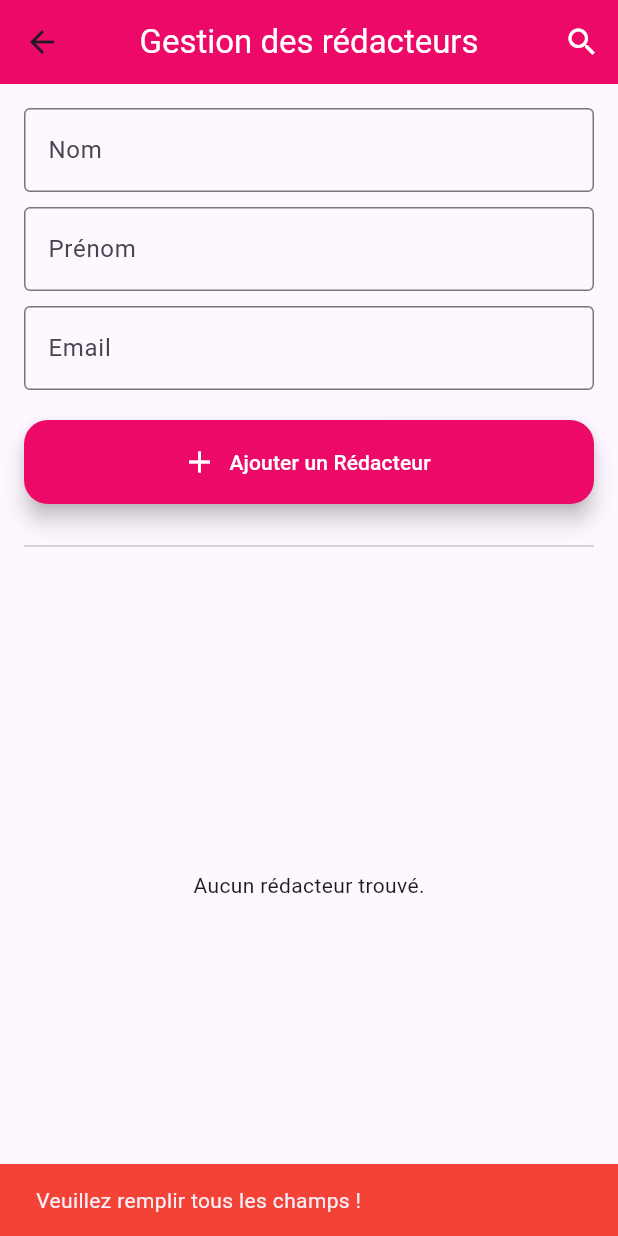
After one commit to Gabriela266-ux/Magazine-Info, a Flutter app: the PageGestionRedacteurs screen opened directly, after a tap on "Ajouter un Rédacteur", on a phone screen of 412 x 824 dp. The commit adds this screen. Run offline on Flutter 3.47's test engine with Material 3 defaults, Android fonts, the phone set to English and light mode, and no system bars; our stand-ins replace sqflite; accounts and stored records are empty.

Commit message:
Mise à jour de la page de gestion des rédacteurs avec la validation des champs.

```diff
--- /dev/null
+++ b/lib/Modele/redacteur.dart
@@ -0,0 +1,35 @@
+class Redacteur {
+  // Les attributs du modèle Redacteur
+  // 'id' est optionnel car il est auto-incrémenté par la base de données
+  int? id;
+  String nom;
+  String prenom;
+  String email;
+
+  // Constructeur principal pour un rédacteur existant (avec un ID)
+  Redacteur({
+    this.id,
+    required this.nom,
+    required this.prenom,
+    required this.email,
+  });
+
+  // Constructeur pour un nouveau rédacteur (sans ID)
+  // Le 'id' sera généré par la base de données lors de l'insertion
+  Redacteur.sansId({
+    required this.nom,
+    required this.prenom,
+    required this.email,
+  });
+
+  // Méthode pour convertir un objet Redacteur en un Map
+  // Utile pour l'insertion dans la base de données
+  Map<String, dynamic> toMap() {
+    return {
+      'id': id,
+      'nom': nom,
+      'prenom': prenom,
+      'email': email,
+    };
+  }
+}
--- /dev/null
+++ b/lib/database_manager.dart
@@ -0,0 +1,111 @@
+import 'package:path/path.dart';
+import 'package:sqflite/sqflite.dart';
+import 'Modele/redacteur.dart'; // Importe la classe Redacteur que nous avons créée
+
+class DatabaseManager {
+  // Crée un constructeur privé pour s'assurer qu'il n'y a qu'une seule instance de cette classe
+  DatabaseManager._();
+
+  // Crée une instance unique (singleton) de la classe DatabaseManager
+  static final DatabaseManager instance = DatabaseManager._();
+
+  // Variable pour stocker l'objet de la base de données
+  static Database? _database;
+
+  // Méthode pour obtenir la base de données
+  Future<Database> get database async {
+    // Si la base de données existe déjà, la retourne
+    if (_database != null) {
+      return _database!;
+    }
+    // Sinon, l'initialise et la retourne
+    _database = await _initDB('redacteurs_db.db');
+    return _database!;
+  }
+
+  // Méthode pour initialiser la base de données
+  Future<Database> _initDB(String filePath) async {
+    // Obtient le chemin du document de la base de données
+    final dbPath = await getDatabasesPath();
+    final path = join(dbPath, filePath);
+
+    // Ouvre la base de données et crée la table 'redacteurs'
+    return await openDatabase(path, version: 1, onCreate: _createDB);
+  }
+
+  // Méthode pour créer la table de la base de données
+  Future _createDB(Database db, int version) async {
+    const idType = 'INTEGER PRIMARY KEY AUTOINCREMENT';
+    const textType = 'TEXT NOT NULL';
+
+    await db.execute('''
+      CREATE TABLE redacteurs(
+        id $idType,
+        nom $textType,
+        prenom $textType,
+        email $textType
+      )
+    ''');
+  }
+
+  // Méthode pour insérer un nouveau rédacteur dans la base de données
+  Future<int> insertRedacteur(Redacteur redacteur) async {
+    final db = await instance.database;
+    return await db.insert('redacteurs', redacteur.toMap());
+  }
+
+  // Méthode pour obtenir tous les rédacteurs de la base de données
+  Future<List<Redacteur>> getAllRedacteurs() async {
+    final db = await instance.database;
+    final List<Map<String, dynamic>> maps = await db.query('redacteurs');
+
+    return List.generate(maps.length, (i) {
+      return Redacteur(
+        id: maps[i]['id'],
+        nom: maps[i]['nom'],
+        prenom: maps[i]['prenom'],
+        email: maps[i]['email'],
+      );
+    });
+  }
+
+  // Méthode pour rechercher des rédacteurs par nom, prénom ou email
+  Future<List<Redacteur>> searchRedacteurs(String query) async {
+    final db = await instance.database;
+    final List<Map<String, dynamic>> maps = await db.query(
+      'redacteurs',
+      where: 'nom LIKE ? OR prenom LIKE ? OR email LIKE ?',
+      whereArgs: ['%$query%', '%$query%', '%$query%'],
+    );
+
+    return List.generate(maps.length, (i) {
+      return Redacteur(
+        id: maps[i]['id'],
+        nom: maps[i]['nom'],
+        prenom: maps[i]['prenom'],
+        email: maps[i]['email'],
+      );
+    });
+  }
+
+  // Méthode pour mettre à jour un rédacteur existant
+  Future<int> updateRedacteur(Redacteur redacteur) async {
+    final db = await instance.database;
+    return await db.update(
+      'redacteurs',
+      redacteur.toMap(),
+      where: 'id = ?',
+      whereArgs: [redacteur.id],
+    );
+  }
+
+  // Méthode pour supprimer un rédacteur
+  Future<int> deleteRedacteur(int id) async {
+    final db = await instance.database;
+    return await db.delete(
+      'redacteurs',
+      where: 'id = ?',
+      whereArgs: [id],
+    );
+  }
+}
--- /dev/null
+++ b/lib/gestion_redacteurs.dart
@@ -0,0 +1,287 @@
+import 'package:flutter/material.dart';
+import 'database_manager.dart';
+import 'Modele/redacteur.dart';
+
+class PageGestionRedacteurs extends StatefulWidget {
+  const PageGestionRedacteurs({super.key});
+
+  @override
+  State<PageGestionRedacteurs> createState() => _PageGestionRedacteursState();
+}
+
+class _PageGestionRedacteursState extends State<PageGestionRedacteurs> {
+  // Liste pour stocker les rédacteurs
+  late Future<List<Redacteur>> _redacteursFuture;
+
+  // Contrôleurs pour les champs de texte
+  final _nomController = TextEditingController();
+  final _prenomController = TextEditingController();
+  final _emailController = TextEditingController();
+  final _searchController = TextEditingController();
+
+  // Cette fonction est appelée pour recharger la liste des rédacteurs
+  void refreshRedacteurs({String? query}) {
+    setState(() {
+      if (query != null && query.isNotEmpty) {
+        // Appelle la méthode de recherche dans DatabaseManager
+        _redacteursFuture = DatabaseManager.instance.searchRedacteurs(query);
+      } else {
+        _redacteursFuture = DatabaseManager.instance.getAllRedacteurs();
+      }
+    });
+  }
+
+  // Fonction pour ajouter un nouveau rédacteur
+  Future<void> _addRedacteur() async {
+    // Vérification des champs de texte
+    if (_nomController.text.isEmpty || _prenomController.text.isEmpty || _emailController.text.isEmpty) {
+      // Afficher un message d'erreur à l'utilisateur
+      ScaffoldMessenger.of(context).showSnackBar(
+        const SnackBar(
+          content: Text('Veuillez remplir tous les champs !'),
+          backgroundColor: Colors.red,
+        ),
+      );
+      return; // Sort de la fonction si les champs sont vides
+    }
+
+    final newRedacteur = Redacteur(
+      nom: _nomController.text,
+      prenom: _prenomController.text,
+      email: _emailController.text,
+    );
+    await DatabaseManager.instance.insertRedacteur(newRedacteur);
+    _nomController.clear();
+    _prenomController.clear();
+    _emailController.clear();
+    refreshRedacteurs();
+  }
+
+  // Fonction pour modifier un rédacteur
+  Future<void> _editRedacteur(Redacteur redacteur) async {
+    final nomController = TextEditingController(text: redacteur.nom);
+    final prenomController = TextEditingController(text: redacteur.prenom);
+    final emailController = TextEditingController(text: redacteur.email);
+
+    return showDialog<void>(
+      context: context,
+      barrierDismissible: false,
+      builder: (BuildContext dialogContext) {
+        return AlertDialog(
+          title: const Text('Modifier le rédacteur'),
+          content: SingleChildScrollView(
+            child: ListBody(
+              children: <Widget>[
+                TextField(
+                  controller: nomController,
+                  decoration: const InputDecoration(labelText: 'Nom'),
+                ),
+                TextField(
+                  controller: prenomController,
+                  decoration: const InputDecoration(labelText: 'Prénom'),
+                ),
+                TextField(
+                  controller: emailController,
+                  decoration: const InputDecoration(labelText: 'Email'),
+                ),
+              ],
+            ),
+          ),
+          actions: <Widget>[
+            TextButton(
+              child: const Text('Annuler'),
+              onPressed: () {
+                Navigator.of(dialogContext).pop();
+              },
+            ),
+            TextButton(
+              child: const Text('Enregistrer'),
+              onPressed: () async {
+                final updatedRedacteur = Redacteur(
+                  id: redacteur.id,
+                  nom: nomController.text,
+                  prenom: prenomController.text,
+                  email: emailController.text,
+                );
+                await DatabaseManager.instance.updateRedacteur(updatedRedacteur);
+                if (!mounted) return;
+                Navigator.of(dialogContext).pop();
+                refreshRedacteurs();
+              },
+            ),
+          ],
+        );
+      },
+    );
+  }
+
+  // Affiche une boîte de dialogue de confirmation pour la suppression
+  Future<void> _showDeleteConfirmationDialog(int id) async {
+    return showDialog<void>(
+      context: context,
+      barrierDismissible: false,
+      builder: (BuildContext dialogContext) {
+        return AlertDialog(
+          title: const Text('Confirmation de suppression'),
+          content: const Text('Êtes-vous sûr de vouloir supprimer ce rédacteur ?'),
+          actions: <Widget>[
+            TextButton(
+              child: const Text('Annuler'),
+              onPressed: () {
+                Navigator.of(dialogContext).pop();
+              },
+            ),
+            TextButton(
+              child: const Text('Confirmer'),
+              onPressed: () async {
+                await DatabaseManager.instance.deleteRedacteur(id);
+                if (!mounted) return;
+                Navigator.of(dialogContext).pop();
+                refreshRedacteurs();
+              },
+            ),
+          ],
+        );
+      },
+    );
+  }
+
+  @override
+  void initState() {
+    super.initState();
+    _redacteursFuture = DatabaseManager.instance.getAllRedacteurs();
+    _searchController.addListener(() {
+      refreshRedacteurs(query: _searchController.text);
+    });
+  }
+
+  @override
+  void dispose() {
+    _searchController.dispose();
+    super.dispose();
+  }
+
+  @override
+  Widget build(BuildContext context) {
+    return Scaffold(
+      appBar: AppBar(
+        title: _searchController.text.isEmpty
+            ? const Text('Gestion des rédacteurs',
+            style: TextStyle(color: Colors.white),)
+            : TextField(
+                controller: _searchController,
+                decoration: InputDecoration(
+                  hintText: 'Rechercher...',
+                  hintStyle: const TextStyle(color: Colors.white70),
+                  border: InputBorder.none,
+                ),
+                style: const TextStyle(color: Colors.white),
+              ),
+        centerTitle: true,
+        backgroundColor: const Color.fromARGB(255, 237, 9, 104),
+        actions: [
+          IconButton(
+            icon: _searchController.text.isEmpty
+                ? const Icon(Icons.search, color: Colors.white)
+                : const Icon(Icons.clear, color: Colors.white),
+            onPressed: () {
+              if (_searchController.text.isNotEmpty) {
+                _searchController.clear();
+              } else {
+                setState(() {}); // Affiche la barre de recherche
+              }
+            },
+          ),
+        ],
+      ),
+      body: Padding(
+        padding: const EdgeInsets.all(16.0),
+        child: Column(
+          children: [
+            TextField(
+              controller: _nomController,
+              decoration: const InputDecoration(
+                labelText: 'Nom',
+                border: OutlineInputBorder(),
+              ),
+            ),
+            const SizedBox(height: 10),
+            TextField(
+              controller: _prenomController,
+              decoration: const InputDecoration(
+                labelText: 'Prénom',
+                border: OutlineInputBorder(),
+              ),
+            ),
+            const SizedBox(height: 10),
+            TextField(
+              controller: _emailController,
+              decoration: const InputDecoration(
+                labelText: 'Email',
+                border: OutlineInputBorder(),
+              ),
+            ),
+            const SizedBox(height: 20),
+            SizedBox(
+              width: double.infinity,
+              child: FloatingActionButton.extended(
+                backgroundColor: const Color.fromARGB(255, 237, 9, 104),
+                onPressed: _addRedacteur,
+                label: const Text('Ajouter un Rédacteur',
+                style: TextStyle(color: Colors.white,
+                height: 30,),),
+                icon: const Icon(Icons.add,
+                color: Colors.white,),
+              ),
+            ),
+            const SizedBox(height: 20),
+            const Divider(),
+            Expanded(
+              child: FutureBuilder<List<Redacteur>>(
+                future: _redacteursFuture,
+                builder: (context, snapshot) {
+                  if (snapshot.connectionState == ConnectionState.waiting) {
+                    return const Center(child: CircularProgressIndicator());
+                  } else if (snapshot.hasError) {
+                    return Center(child: Text('Erreur: ${snapshot.error}'));
+                  } else if (!snapshot.hasData || snapshot.data!.isEmpty) {
+                    return const Center(child: Text('Aucun rédacteur trouvé.'));
+                  } else {
+                    final redacteurs = snapshot.data!;
+                    return ListView.builder(
+                      itemCount: redacteurs.length,
+                      itemBuilder: (context, index) {
+                        final redacteur = redacteurs[index];
+                        return ListTile(
+                          title: Text('${redacteur.prenom} ${redacteur.nom}'),
+                          subtitle: Text(redacteur.email),
+                          trailing: Row(
+                            mainAxisSize: MainAxisSize.min,
+                            children: [
+                              IconButton(
+                                icon: const Icon(Icons.edit, color: Colors.blue),
+                                onPressed: () {
+                                  _editRedacteur(redacteur);
+                                },
+                              ),
+                              IconButton(
+                                icon: const Icon(Icons.delete, color: Colors.red),
+                                onPressed: () {
+                                  _showDeleteConfirmationDialog(redacteur.id!);
+                                },
+                              ),
+                            ],
+                          ),
+                        );
+                      },
+                    );
+                  }
+                },
+              ),
+            ),
+          ],
+        ),
+      ),
+    );
+  }
+}
--- a/pubspec.yaml
+++ b/pubspec.yaml
@@ -32,6 +32,9 @@ dependencies:
     sdk: flutter
 
   # The following adds the Cupertino Icons font to your application.
+  sqflite: ^2.4.2
+  path: ^1.8.3
+  sqflite_common_ffi: ^2.3.0+1
   # Use with the CupertinoIcons class for iOS style icons.
   cupertino_icons: ^1.0.8
 
```
Also changed, not shown: lib/main.dart (+21 -3 lines), pubspec.lock, web_entrypoint.dart (added), 1 other file.
